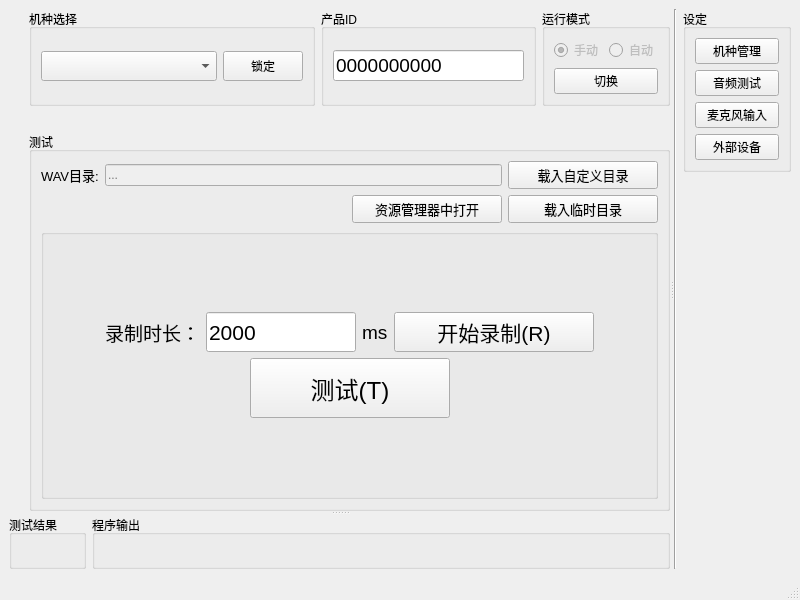
Before: the Qt Designer form mainwindow.ui in YeeeeRQ/SpeakerTest, drawn with Qt 5.
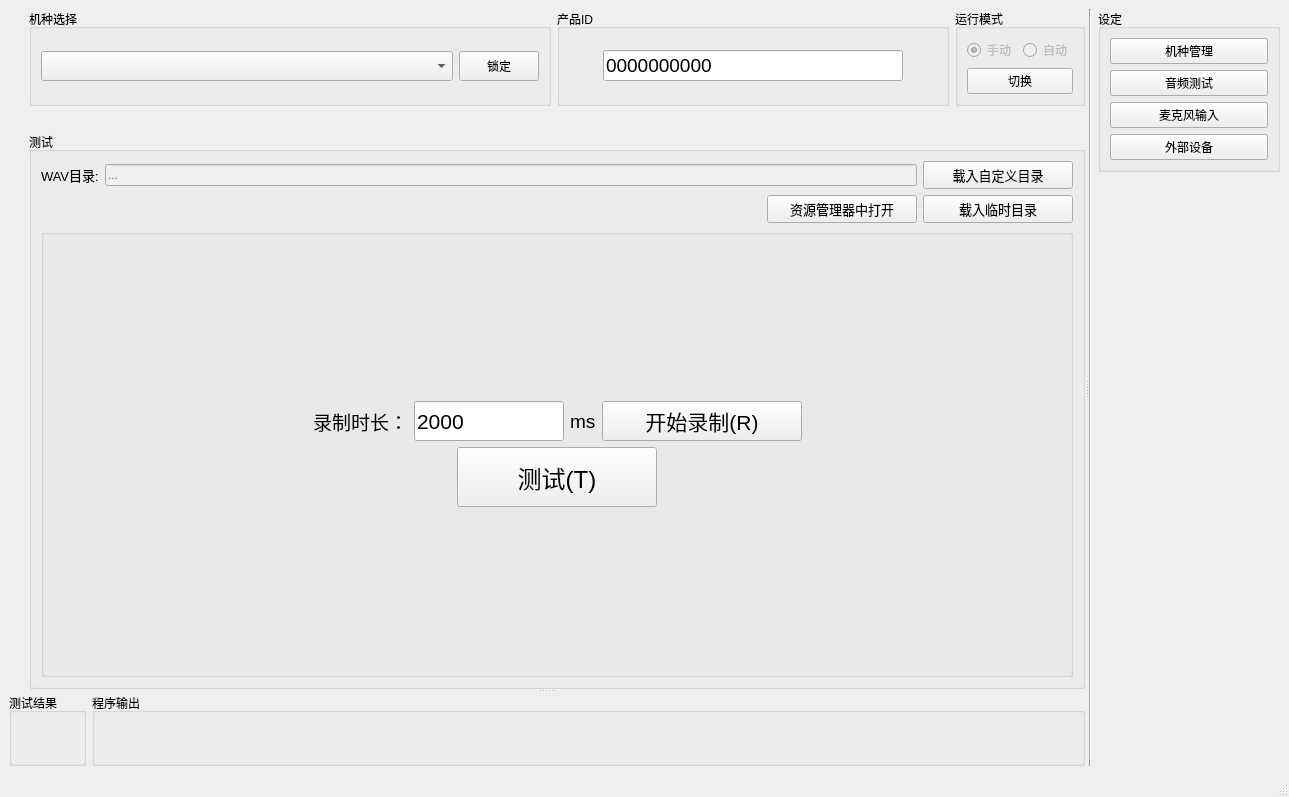
After: the same form once the commit is applied. Custom widgets are drawn as their Qt base class.

Commit message: 开放界面参数设定（待完善）

```diff
--- a/mainwindow.ui
+++ b/mainwindow.ui
@@ -6,8 +6,8 @@
    <rect>
     <x>0</x>
     <y>0</y>
-    <width>800</width>
-    <height>600</height>
+    <width>1289</width>
+    <height>797</height>
    </rect>
   </property>
   <property name="minimumSize">
```
Left out of the diff: 2 changed lines with no effect on the pictures. The commit also changes 6 other files.
